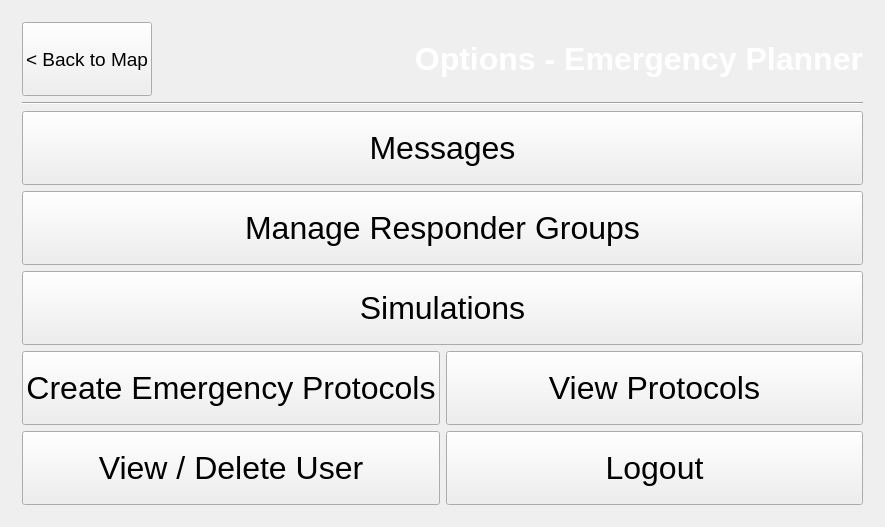
Qt form gui/mainwindow.ui (XinChen96/Emergency-Response-System) before a commit.
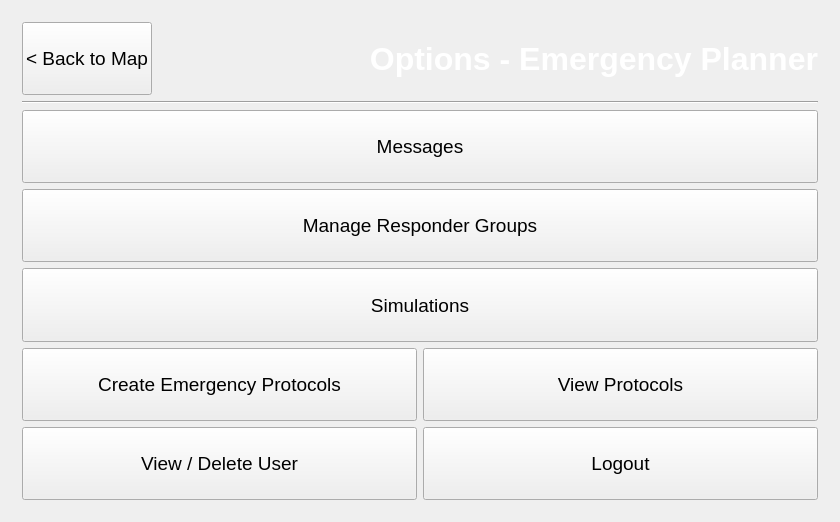
The same form after that commit. The open tabs and pages were chosen to show the change. Icons and pictures are not drawn.

Commit message: Slight change on UI for presentation:update fontsize and background color

```diff
--- a/gui/mainwindow.ui
+++ b/gui/mainwindow.ui
@@ -6,8 +6,8 @@
    <rect>
     <x>0</x>
     <y>0</y>
-    <width>885</width>
-    <height>527</height>
+    <width>840</width>
+    <height>522</height>
    </rect>
   </property>
   <property name="font">
@@ -684,7 +684,7 @@
           <property name="font">
            <font>
             <family>Helvetica</family>
-            <pointsize>24</pointsize>
+            <pointsize>14</pointsize>
            </font>
           </property>
           <property name="styleSheet">
@@ -706,7 +706,7 @@
           <property name="font">
            <font>
             <family>Helvetica</family>
-            <pointsize>24</pointsize>
+            <pointsize>14</pointsize>
            </font>
           </property>
           <property name="styleSheet">
@@ -728,7 +728,7 @@
           <property name="font">
            <font>
             <family>Helvetica</family>
-            <pointsize>24</pointsize>
+            <pointsize>14</pointsize>
            </font>
           </property>
           <property name="text">
@@ -749,7 +749,7 @@
             <property name="font">
              <font>
               <family>Helvetica</family>
-              <pointsize>24</pointsize>
+              <pointsize>14</pointsize>
              </font>
             </property>
             <property name="text">
@@ -768,7 +768,7 @@
             <property name="font">
              <font>
               <family>Helvetica</family>
-              <pointsize>24</pointsize>
+              <pointsize>14</pointsize>
              </font>
             </property>
             <property name="text">
@@ -791,7 +791,7 @@
             <property name="font">
              <font>
               <family>Helvetica</family>
-              <pointsize>24</pointsize>
+              <pointsize>14</pointsize>
              </font>
             </property>
             <property name="text">
@@ -810,7 +810,7 @@
             <property name="font">
              <font>
               <family>Helvetica</family>
-              <pointsize>24</pointsize>
+              <pointsize>14</pointsize>
              </font>
             </property>
             <property name="text">
```
Left out of the diff: 15 changed lines with no effect on the pictures. The commit also changes 4 other files.
